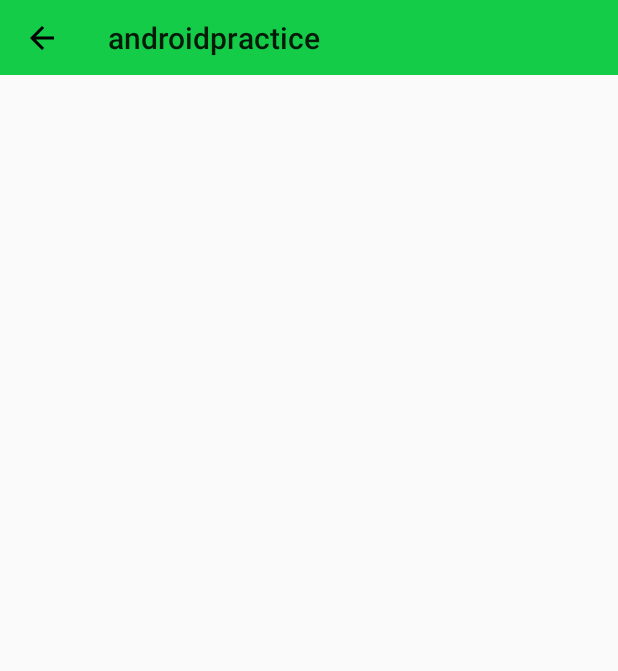
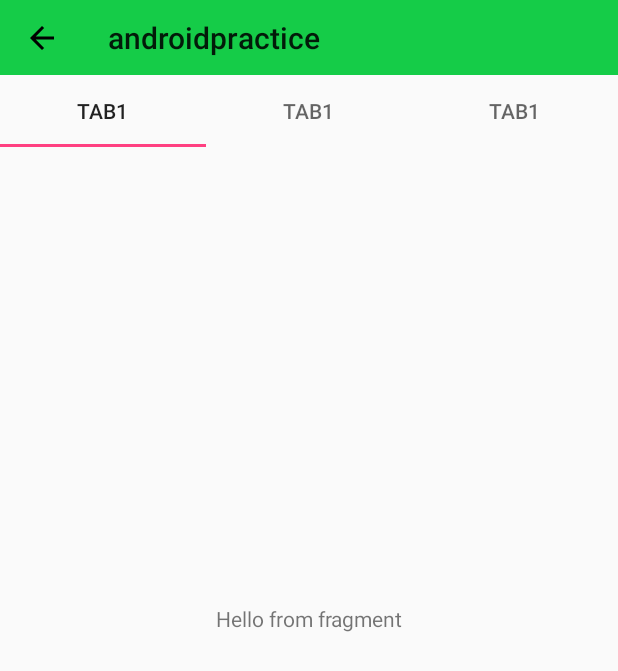
Before and after one commit to Kham300/androidpractice, an Android app: the PageViewActivity screen opened directly, with no data from a screen before it, on a phone screen of 412 x 824 dp. Shown: the top 671 px of the screen. Run offline under Robolectric (Android 15) with nearby library versions, the phone set to English and light mode, and no system bars.

Commit message:
implemented tabview and viewpager

```diff
--- a/app/build.gradle
+++ b/app/build.gradle
@@ -21,6 +21,7 @@ android {
 dependencies {
     implementation fileTree(dir: 'libs', include: ['*.jar'])
     implementation 'com.android.support:appcompat-v7:27.1.1'
+    implementation 'com.android.support:design:27.1.1'
     implementation 'com.android.support.constraint:constraint-layout:1.1.1'
     testImplementation 'junit:junit:4.12'
     androidTestImplementation 'com.android.support.test:runner:1.0.2'
--- a/app/src/main/java/io/mycompany/androidpractice/PageViewActivity.java
+++ b/app/src/main/java/io/mycompany/androidpractice/PageViewActivity.java
@@ -2,6 +2,8 @@ package io.mycompany.androidpractice;
 
 import android.os.Build;
 import android.support.annotation.RequiresApi;
+import android.support.design.widget.TabLayout;
+import android.support.v4.view.ViewPager;
 import android.support.v7.app.AppCompatActivity;
 import android.os.Bundle;
 import android.support.v7.widget.Toolbar;
@@ -9,7 +11,12 @@ import android.view.View;
 
 import java.util.Objects;
 
+import io.mycompany.androidpractice.adapter.TabsPagerFragmentAdapter;
+
 public class PageViewActivity extends AppCompatActivity {
+
+    private TabLayout tabLayout;
+    private ViewPager viewPager;
 
     @RequiresApi(api = Build.VERSION_CODES.LOLLIPOP)
     @Override
@@ -17,6 +24,12 @@ public class PageViewActivity extends AppCompatActivity {
         super.onCreate(savedInstanceState);
         setContentView(R.layout.activity_page_view);
 
+        initToolbar();
+        initTabs();
+
+    }
+
+    private void initToolbar() {
         Toolbar toolbar = findViewById(R.id.toolbar);
         toolbar.setNavigationIcon(R.drawable.ic_arrow_back_black_24dp);
 
@@ -30,4 +43,14 @@ public class PageViewActivity extends AppCompatActivity {
             }
         });
     }
+
+    private void initTabs() {
+
+        viewPager = findViewById(R.id.viewPager);
+        TabsPagerFragmentAdapter adapter = new TabsPagerFragmentAdapter(getSupportFragmentManager());
+        viewPager.setAdapter(adapter);
+
+        tabLayout = findViewById(R.id.tabLayout);
+        tabLayout.setupWithViewPager(viewPager);
+    }
 }
--- /dev/null
+++ b/app/src/main/java/io/mycompany/androidpractice/adapter/TabsPagerFragmentAdapter.java
@@ -0,0 +1,48 @@
+package io.mycompany.androidpractice.adapter;
+
+import android.support.annotation.Nullable;
+import android.support.v4.app.Fragment;
+import android.support.v4.app.FragmentManager;
+import android.support.v4.app.FragmentPagerAdapter;
+
+import io.mycompany.androidpractice.fragments.ExampleFragment;
+
+public class TabsPagerFragmentAdapter extends FragmentPagerAdapter {
+
+    private String[] tabs;
+
+    public TabsPagerFragmentAdapter(FragmentManager fm) {
+        super(fm);
+
+        tabs = new String[]{
+                "tab1",
+                "tab1",
+                "tab1"
+        };
+    }
+
+    @Nullable
+    @Override
+    public CharSequence getPageTitle(int position) {
+        return tabs[position];
+    }
+
+    @Override
+    public Fragment getItem(int position) {
+
+        switch (position){
+            case 0:
+                return ExampleFragment.getInstance();
+            case 1:
+                return ExampleFragment.getInstance();
+            case 2:
+                return ExampleFragment.getInstance();
+        }
+        return null;
+    }
+
+    @Override
+    public int getCount() {
+        return tabs.length;
+    }
+}
--- /dev/null
+++ b/app/src/main/java/io/mycompany/androidpractice/fragments/ExampleFragment.java
@@ -0,0 +1,33 @@
+package io.mycompany.androidpractice.fragments;
+
+import android.os.Bundle;
+import android.support.annotation.Nullable;
+import android.support.v4.app.Fragment;
+import android.view.LayoutInflater;
+import android.view.View;
+import android.view.ViewGroup;
+
+import io.mycompany.androidpractice.R;
+
+public class ExampleFragment extends Fragment {
+
+    private static final int LAYOUT = R.layout.fragment_example;
+    private View view;
+
+    public static ExampleFragment getInstance(){
+        Bundle bundle = new Bundle();
+
+        ExampleFragment exampleFragment = new ExampleFragment();
+        exampleFragment.setArguments(bundle);
+
+        return exampleFragment;
+    }
+
+    @Nullable
+    @Override
+    public View onCreateView(LayoutInflater inflater, ViewGroup container, Bundle savedInstance){
+        view = inflater.inflate(LAYOUT, container, false);
+        return view;
+    }
+
+}
--- a/app/src/main/res/layout/activity_page_view.xml
+++ b/app/src/main/res/layout/activity_page_view.xml
@@ -7,9 +7,43 @@
     tools:context=".PageViewActivity">
 
     <include
-        layout="@layout/toolbar">
+        layout="@layout/toolbar" />
 
-    </include>
+
+    <android.support.v4.view.ViewPager
+        android:id="@+id/viewPager"
+        android:layout_width="match_parent"
+        android:layout_height="wrap_content"
+        tools:ignore="MissingConstraints"
+        tools:layout_editor_absoluteX="178dp"
+        tools:layout_editor_absoluteY="110dp" />
+
+    <android.support.design.widget.TabLayout
+        android:id="@+id/tabLayout"
+        android:layout_width="match_parent"
+        android:layout_height="wrap_content"
+        android:paddingTop="50dp"
+        app:tabGravity="fill"
+        app:tabMode="fixed"
+        tools:ignore="MissingConstraints"
+        tools:layout_editor_absoluteX="0dp"
+        tools:layout_editor_absoluteY="50dp">
+
+        <!--<android.support.design.widget.TabItem-->
+        <!--android:layout_width="wrap_content"-->
+        <!--android:layout_height="wrap_content"-->
+        <!--android:text="Left" />-->
+
+        <!--<android.support.design.widget.TabItem-->
+        <!--android:layout_width="wrap_content"-->
+        <!--android:layout_height="wrap_content"-->
+        <!--android:text="Center" />-->
+
+        <!--<android.support.design.widget.TabItem-->
+        <!--android:layout_width="wrap_content"-->
+        <!--android:layout_height="wrap_content"-->
+        <!--android:text="Right" />-->
+    </android.support.design.widget.TabLayout>
 
 
 </android.support.constraint.ConstraintLayout>
--- /dev/null
+++ b/app/src/main/res/layout/fragment_example.xml
@@ -0,0 +1,22 @@
+<?xml version="1.0" encoding="utf-8"?>
+<android.support.constraint.ConstraintLayout
+    xmlns:android="http://schemas.android.com/apk/res/android"
+    xmlns:app="http://schemas.android.com/apk/res-auto"
+    xmlns:tools="http://schemas.android.com/tools"
+    android:layout_width="match_parent"
+    android:layout_height="match_parent">
+
+    <TextView
+        android:id="@+id/textView"
+        android:layout_width="wrap_content"
+        android:layout_height="wrap_content"
+        android:layout_marginBottom="8dp"
+        android:layout_marginEnd="8dp"
+        android:layout_marginStart="8dp"
+        android:layout_marginTop="8dp"
+        android:text="Hello from fragment"
+        app:layout_constraintBottom_toBottomOf="parent"
+        app:layout_constraintEnd_toEndOf="parent"
+        app:layout_constraintStart_toStartOf="parent"
+        app:layout_constraintTop_toTopOf="parent" />
+</android.support.constraint.ConstraintLayout>
```
